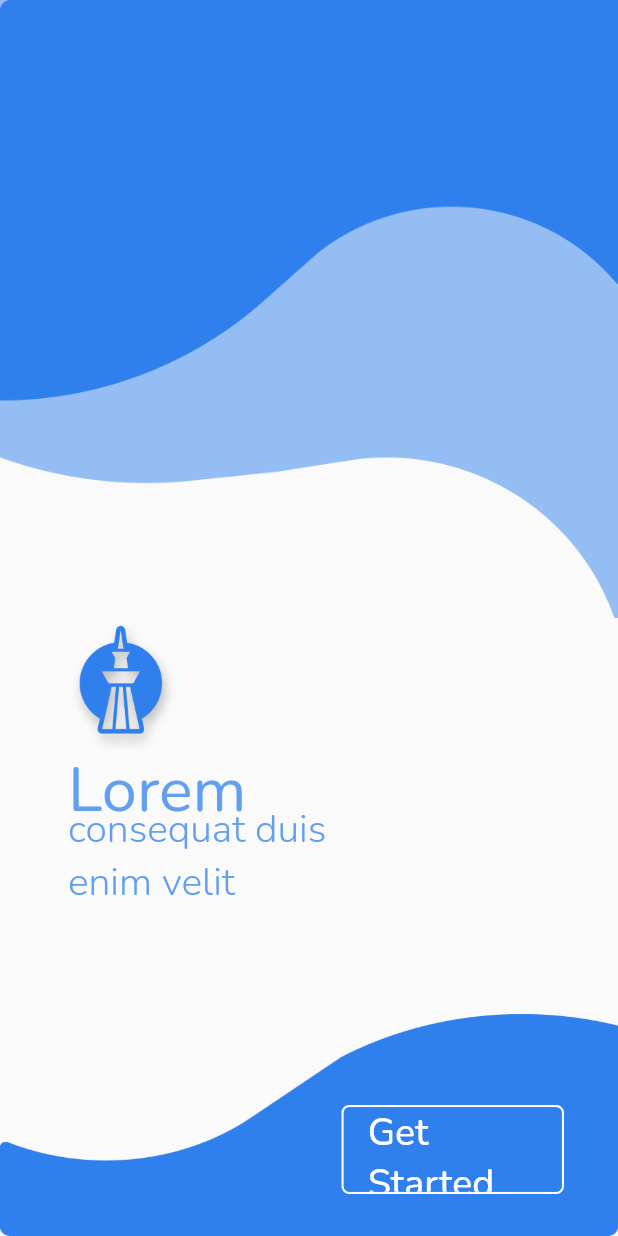
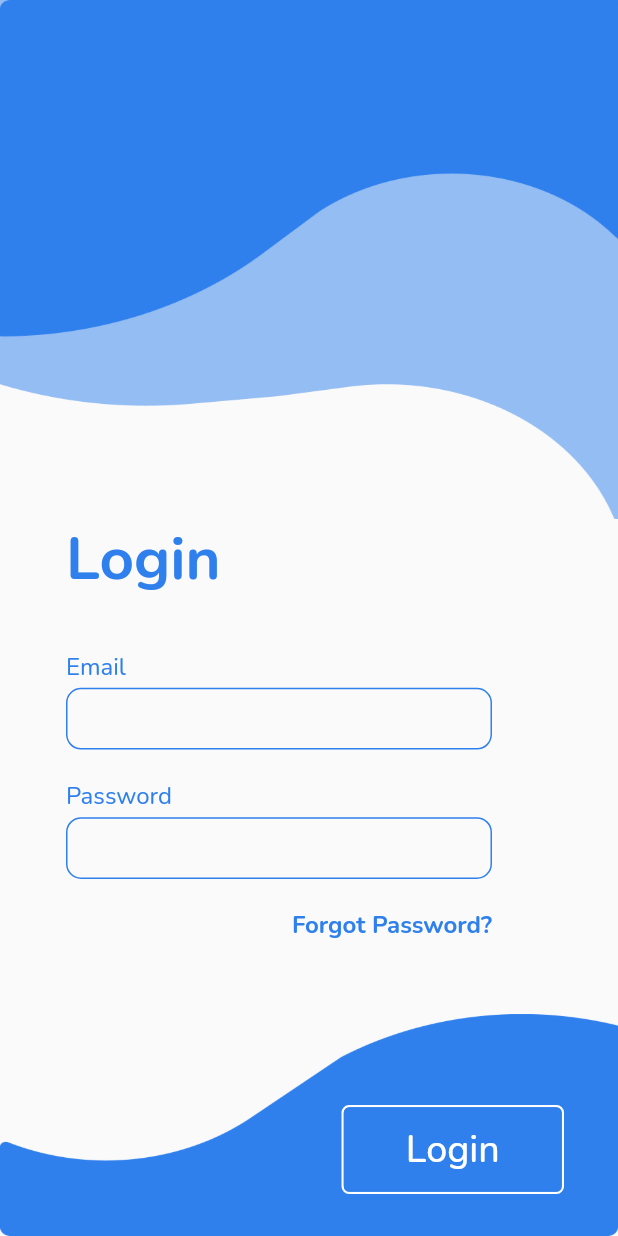
Before and after one commit to araujo-alef/lorem_app_flutter, a Flutter app: the screen it shows after launch, after a tap on "Get Started", on a phone screen of 412 x 824 dp. Run offline on Flutter 3.47's test engine with Material 2 defaults, Android fonts, the phone set to English and light mode, and no system bars; our stand-ins replace get, google_fonts.

Commit message:
added form on login page

```diff
--- a/lib/app/routes/app_pages.dart
+++ b/lib/app/routes/app_pages.dart
@@ -1,10 +1,12 @@
 import 'package:get/get.dart';
 import 'package:lorem/app/ui/android/home/home_page.dart';
+import 'package:lorem/app/ui/android/login/login_page.dart';
 
 part './app_routes.dart';
 
 class AppPages {
   static final routes = [
     GetPage(name: Routes.HOME, page: () => HomePage()),
+    GetPage(name: Routes.LOGIN, page: () => LoginPage()),
   ];
 }
--- a/lib/app/routes/app_routes.dart
+++ b/lib/app/routes/app_routes.dart
@@ -2,4 +2,5 @@ part of './app_pages.dart';
 
 abstract class Routes {
   static const HOME = '/';
+  static const LOGIN = '/login';
 }
--- a/lib/app/ui/android/home/home_page.dart
+++ b/lib/app/ui/android/home/home_page.dart
@@ -1,4 +1,5 @@
 import 'package:flutter/material.dart';
+import 'package:get/get.dart';
 import 'package:google_fonts/google_fonts.dart';
 
 class HomePage extends StatelessWidget {
@@ -13,14 +14,14 @@ class HomePage extends StatelessWidget {
           Column(
             children: [
               Container(
-                height: height * 50,
+                height: height * 42,
                 decoration: BoxDecoration(
                     image: DecorationImage(
                         image: AssetImage('assets/images/back_top.png'),
                         fit: BoxFit.fill)),
               ),
               Container(
-                height: height * 32,
+                height: height * 40,
                 child: Stack(
                   children: [
                     Positioned(
@@ -77,7 +78,7 @@ class HomePage extends StatelessWidget {
                     width: width * 36,
                     height: height * 7.2,
                     child: ElevatedButton(
-                    onPressed: (){},
+                    onPressed: () => Get.toNamed('/login'),
                     child: Text(
                         'Get Started',
                         style: GoogleFonts.nunito(
@@ -96,28 +97,6 @@ class HomePage extends StatelessWidget {
                       borderRadius: BorderRadius.all(Radius.circular(5))
                     ),
                   ),
-
-                  /* Container(
-                    width: width * 36,
-                    height: height * 7.2,
-                    child: TextButton(
-                      style: TextButton.styleFrom(
-                      ),
-                      onPressed: () {},
-                      child: Text(
-                        'Get Started',
-                        style: GoogleFonts.nunito(
-                          color: Colors.white,
-                          fontSize: 28,
-                          wordSpacing: 0.5
-                        ),
-                      ),
-                    ),
-                    decoration: BoxDecoration(
-                      border: Border.all(width: 1.5, color: Colors.white),
-                      borderRadius: BorderRadius.all(Radius.circular(5))
-                    ),
-                  ), */
                 ),
               )
             ],
--- /dev/null
+++ b/lib/app/ui/android/login/login_page.dart
@@ -0,0 +1,140 @@
+import 'package:flutter/material.dart';
+import 'package:google_fonts/google_fonts.dart';
+
+class LoginPage extends StatelessWidget {
+  @override
+  Widget build(BuildContext context) {
+    final height = (MediaQuery.of(context).size.height / 100);
+    final width = (MediaQuery.of(context).size.width / 100);
+
+    return Scaffold(
+      body: Column(
+        children: [
+          Column(
+            children: [
+              Container(
+                height: height * 42,
+                decoration: BoxDecoration(
+                    image: DecorationImage(
+                        image: AssetImage('assets/images/back_top.png'),
+                        fit: BoxFit.fill)),
+              ),
+              Container(
+                height: height * 40,
+                child: Padding(
+                  padding: const EdgeInsets.only(left: 44, right: 84 ),
+                  child: Column(
+                    crossAxisAlignment: CrossAxisAlignment.start,
+                    children: [
+                      Text(
+                        'Login',
+                        style: GoogleFonts.nunito(
+                          fontSize: 40,
+                          fontWeight: FontWeight.bold,
+                          color: Color(0Xff2F80ED)
+                        )
+                      ),
+                      SizedBox(height: height * 4,),
+                      Text(
+                        'Email',
+                        style: GoogleFonts.nunito(
+                          fontSize: 16,
+                          color: Color(0Xff2F80ED)
+                        )
+                      ),
+                      SizedBox(height: height * 0.3,),
+                      SizedBox(
+                        height: height * 5,
+                        child: TextField(
+                          decoration: InputDecoration(
+                            border: OutlineInputBorder(borderRadius: BorderRadius.all(Radius.circular(10))),
+                            disabledBorder: OutlineInputBorder(borderSide: BorderSide(color: Color(0Xff2F80ED))),
+                            enabledBorder: OutlineInputBorder(borderSide: BorderSide(color: Color(0Xff2F80ED)), borderRadius: BorderRadius.all(Radius.circular(10))),
+                          ),
+                        ),
+                      ),
+                      SizedBox(height: height * 2.5),
+                      Text(
+                        'Password',
+                        style: GoogleFonts.nunito(
+                          fontSize: 16,
+                          color: Color(0Xff2F80ED)
+                        )
+                      ),
+                      SizedBox(height: height * 0.3,),
+                      SizedBox(
+                        height: height * 5,
+                        child: TextField(
+                          decoration: InputDecoration(
+                            border: OutlineInputBorder(borderRadius: BorderRadius.all(Radius.circular(10))),
+                            disabledBorder: OutlineInputBorder(borderSide: BorderSide(color: Color(0Xff2F80ED))),
+                            enabledBorder: OutlineInputBorder(borderSide: BorderSide(color: Color(0Xff2F80ED)), borderRadius: BorderRadius.all(Radius.circular(10))),
+                          ),
+                        ),
+                      ),
+                      Container(
+                        width: width * 100,
+                        alignment: Alignment.centerRight,
+                        child: Padding(
+                          padding: const EdgeInsets.only(top: 20),
+                          child: Text(
+                            'Forgot Password?',
+                            style: GoogleFonts.nunito(
+                              fontWeight: FontWeight.bold,
+                              fontSize: 16,
+                              color: Color(0Xff2F80ED)
+                            )
+                          ),
+                        )
+                      )
+                    ],
+                  ),
+                ),
+              ),
+              Container(
+                alignment: Alignment.bottomRight,
+                height: height * 18,
+                width: width * 100,
+                decoration: BoxDecoration(
+                    image: DecorationImage(
+                        image: AssetImage('assets/images/back_bottom.png'),
+                        fit: BoxFit.fill
+                    )
+                ),
+                child: Padding(
+                  padding: const EdgeInsets.only(
+                    right: 36,
+                    bottom: 28,
+                  ),
+                  child: Container(
+                    width: width * 36,
+                    height: height * 7.2,
+                    child: ElevatedButton(
+                    onPressed: (){},
+                    child: Text(
+                        'Login',
+                        style: GoogleFonts.nunito(
+                          color: Colors.white,
+                          fontSize: 25,
+                          wordSpacing: 0.5
+                        ),
+                      ),
+                    style: TextButton.styleFrom(
+                      backgroundColor: Color(0Xff2F80ED),
+                      shadowColor: Colors.transparent,
+                    )
+                  ),
+                    decoration: BoxDecoration(
+                      border: Border.all(width: 1.5, color: Colors.white),
+                      borderRadius: BorderRadius.all(Radius.circular(5))
+                    ),
+                  ),
+                ),
+              )
+            ],
+          ),
+        ],
+      ),
+    );
+  }
+}
```
